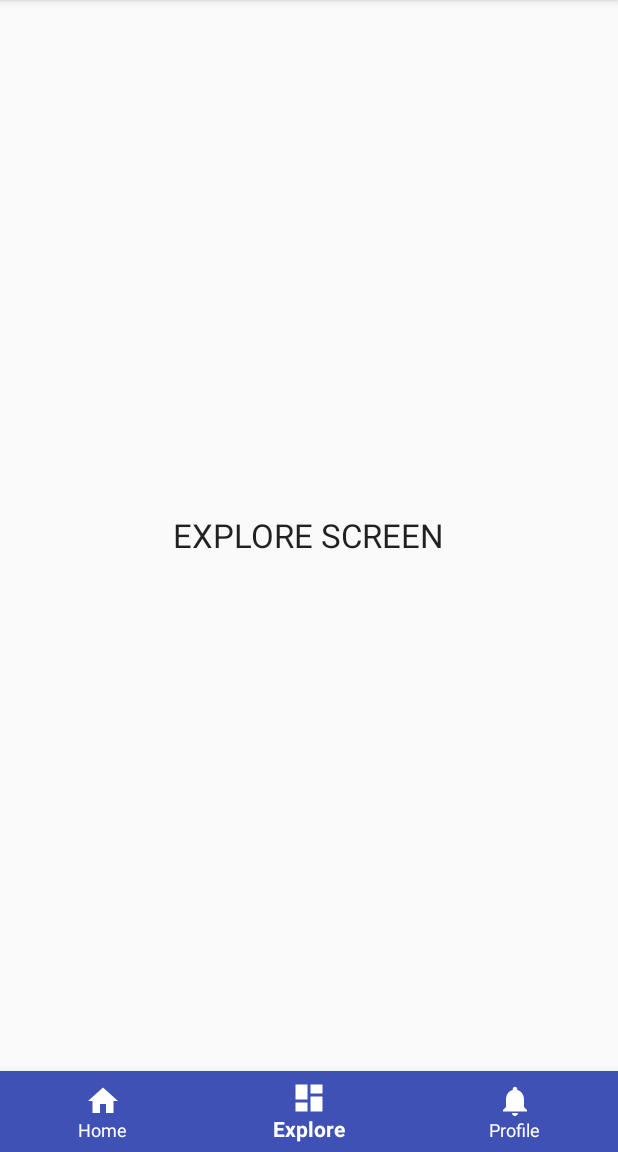
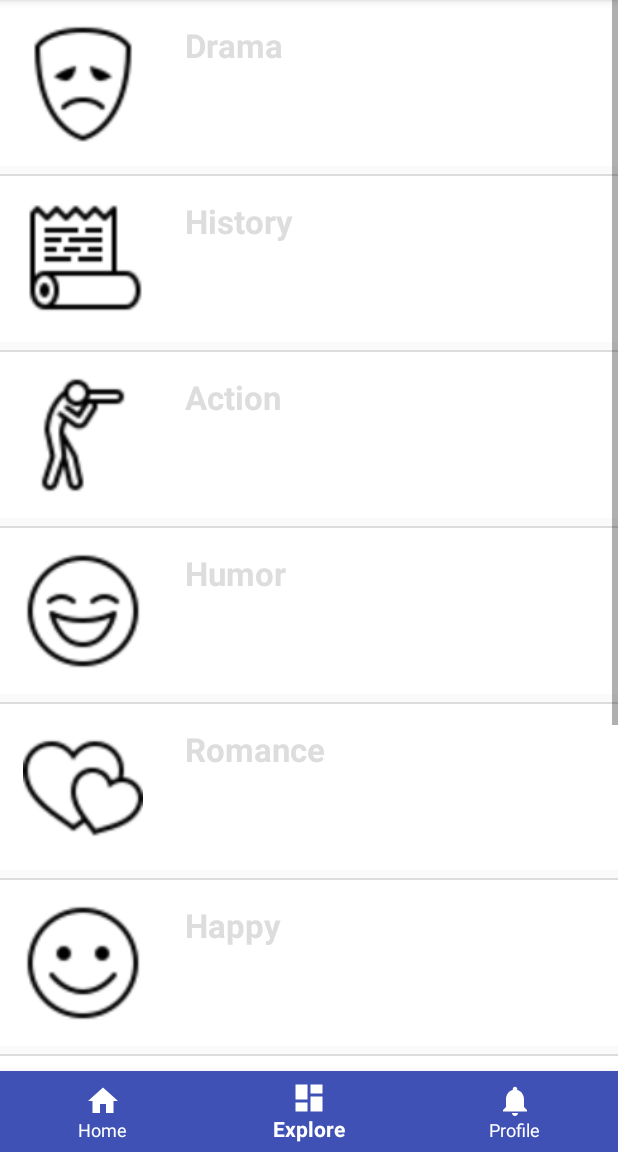
Before and after one commit to amishregmi/Story-Share, an Android app: the screen it shows after launch once a user with an empty profile is signed in (HomeActivity), item 2 of the bottom bar chosen, on a phone screen of 412 x 824 dp, the part 84-1236 px from its top. Run offline under Robolectric (Android 15) with nearby library versions, the phone set to English and light mode, and no system bars; our stand-ins replace Firebase (no records; nobody signed in at launch, a user with empty details on screens opened directly), Volley.

Commit message:
got all data from server. need to parse and add stories to categories

```diff
--- /dev/null
+++ b/app/src/main/java/aregmi/ramapo/edu/storyshare/CustomCategoriesListView.java
@@ -0,0 +1,64 @@
+package aregmi.ramapo.edu.storyshare;
+
+import android.app.Activity;
+import android.content.Context;
+import android.support.annotation.NonNull;
+import android.support.annotation.Nullable;
+import android.view.LayoutInflater;
+import android.view.View;
+import android.view.ViewGroup;
+import android.widget.ArrayAdapter;
+import android.widget.ImageView;
+import android.widget.TextView;
+
+public class CustomCategoriesListView extends ArrayAdapter<String>{
+
+    private String[] category_names;
+    private Integer[] img_ids;
+    private Activity context;
+
+    public CustomCategoriesListView(Activity context, String[] category_names, Integer[] img_ids) {
+        super(context, R.layout.listview_categories, category_names);
+
+        this.context = context;
+        this.category_names = category_names;
+        this.img_ids = img_ids;
+    }
+
+    @NonNull
+    @Override
+    public View getView(int position, @Nullable View convertView, @NonNull ViewGroup parent) {
+        View r = convertView;
+        ViewHolder viewHolder = null;
+        if (r == null){
+
+            LayoutInflater layoutInflater = context.getLayoutInflater();
+            r = layoutInflater.inflate(R.layout.listview_categories, null, true);
+            viewHolder = new ViewHolder(r);
+            r.setTag(viewHolder);
+        }
+
+        else {
+            viewHolder = (ViewHolder) r.getTag();
+        }
+
+        viewHolder.image_view.setImageResource(img_ids[position]);
+        viewHolder.text_view.setText(category_names[position]);
+
+        return r;
+    }
+
+    class ViewHolder {
+
+        TextView text_view;
+        ImageView image_view;
+
+        ViewHolder(View v){
+            text_view = v.findViewById(R.id.categories_textView);
+            image_view = v.findViewById(R.id.categories_imageView);
+
+        }
+
+    }
+
+}
--- a/app/src/main/java/aregmi/ramapo/edu/storyshare/ExploreFragment.java
+++ b/app/src/main/java/aregmi/ramapo/edu/storyshare/ExploreFragment.java
@@ -7,13 +7,36 @@ import android.support.v4.app.Fragment;
 import android.view.LayoutInflater;
 import android.view.View;
 import android.view.ViewGroup;
+import android.widget.AdapterView;
+import android.widget.ListView;
+import android.widget.Toast;
 
 public class ExploreFragment extends Fragment{
+
+    private ListView caterogires_listview;
+    private View current;
+    private String[] category_names = {"Drama", "History", "Action", "Humor", "Romance", "Happy", "Sad", "Fear", "Anger"};
+    private Integer[] img_ids = {R.drawable.drama_icon, R.drawable.history_icon, R.drawable.action_icon, R.drawable.humor_icon,
+    R.drawable.romance_icon, R.drawable.happy_icon, R.drawable.sad_icon, R.drawable.fear_icon, R.drawable.anger_icon};
+
 
     @Nullable
     @Override
     public View onCreateView(@NonNull LayoutInflater inflater, @Nullable ViewGroup container, @Nullable Bundle savedInstanceState) {
 
-        return inflater.inflate(R.layout.fragment_explore, null);
+        current = inflater.inflate(R.layout.fragment_explore, container, false);
+        caterogires_listview = current.findViewById(R.id.categories_listview);
+        CustomCategoriesListView customCategoriesListView = new CustomCategoriesListView(getActivity(), category_names, img_ids);
+        caterogires_listview.setAdapter(customCategoriesListView);
+
+        caterogires_listview.setOnItemClickListener(new AdapterView.OnItemClickListener() {
+            @Override
+            public void onItemClick(AdapterView<?> parent, View view, int position, long id) {
+                String toast_msg = "Position: "+position+" id: "+id;
+                Toast.makeText(getActivity(), toast_msg, Toast.LENGTH_LONG).show();
+            }
+        });
+
+        return current;
     }
 }
--- a/app/src/main/res/layout/fragment_explore.xml
+++ b/app/src/main/res/layout/fragment_explore.xml
@@ -1,14 +1,9 @@
 <?xml version="1.0" encoding="utf-8"?>
-<RelativeLayout xmlns:android="http://schemas.android.com/apk/res/android"
+<android.support.constraint.ConstraintLayout xmlns:android="http://schemas.android.com/apk/res/android"
     android:layout_width="match_parent" android:layout_height="match_parent">
 
-    <TextView
-        android:layout_width="wrap_content"
-        android:layout_height="wrap_content"
-        android:text="EXPLORE SCREEN"
-        android:textAppearance="@style/Base.TextAppearance.AppCompat.Large"
-        android:layout_centerHorizontal="true"
-        android:layout_centerVertical="true"
-        />
-
-</RelativeLayout>
+    <ListView
+        android:id="@+id/categories_listview"
+        android:layout_width="match_parent"
+        android:layout_height="wrap_content" />
+</android.support.constraint.ConstraintLayout>
--- /dev/null
+++ b/app/src/main/res/layout/listview_categories.xml
@@ -0,0 +1,36 @@
+<?xml version="1.0" encoding="utf-8"?>
+<LinearLayout xmlns:android="http://schemas.android.com/apk/res/android"
+    xmlns:app="http://schemas.android.com/apk/res-auto"
+    android:layout_width="match_parent"
+    android:layout_height="match_parent">
+
+    <RelativeLayout
+        android:layout_width="match_parent"
+        android:layout_height="wrap_content"
+        android:layout_marginBottom="5dp"
+        android:background="#ffffff"
+        android:padding="15dp"
+        >
+
+        <TextView
+            android:id="@+id/categories_textView"
+            android:layout_width="wrap_content"
+            android:layout_height="wrap_content"
+            android:layout_alignParentStart="true"
+            android:layout_alignTop="@+id/categories_imageView"
+            android:layout_marginStart="108dp"
+            android:text="TextView"
+            android:textColor="#ddd"
+            android:textSize="22dp"
+            android:textStyle="bold" />
+
+        <ImageView
+            android:id="@+id/categories_imageView"
+            android:layout_width="80dp"
+            android:layout_height="80dp"
+
+             />
+
+
+    </RelativeLayout>
+</LinearLayout>
```
Also changed, not shown: app/src/main/java/aregmi/ramapo/edu/storyshare/HomeFragment.java (+38 -10 lines), app/src/main/res/layout/fragment_home.xml (+20 -3 lines), app/src/main/res/drawable/action_icon.png (added), app/src/main/res/drawable/anger_icon.png (added), app/src/main/res/drawable/drama_icon.png (added), app/src/main/res/drawable/fear_icon.png (added), app/src/main/res/drawable/happy_icon.png (added), app/src/main/res/drawable/history_icon.png (added), app/src/main/res/drawable/humor_icon.png (added), app/src/main/res/drawable/romance_icon.png (added), app/src/main/res/drawable/sad_icon.png (added), 5 other files.
